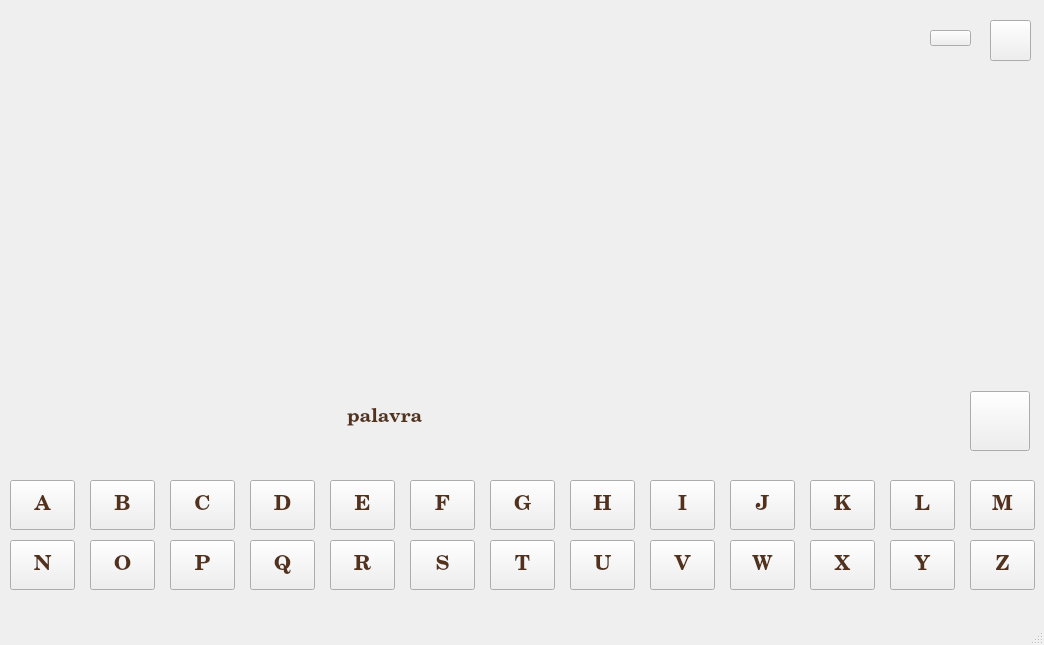
This is design_jogo_da_forca.ui in ericdecastro/Jogo-da-Forca as Qt 5 draws it before an edit. The edited form follows.
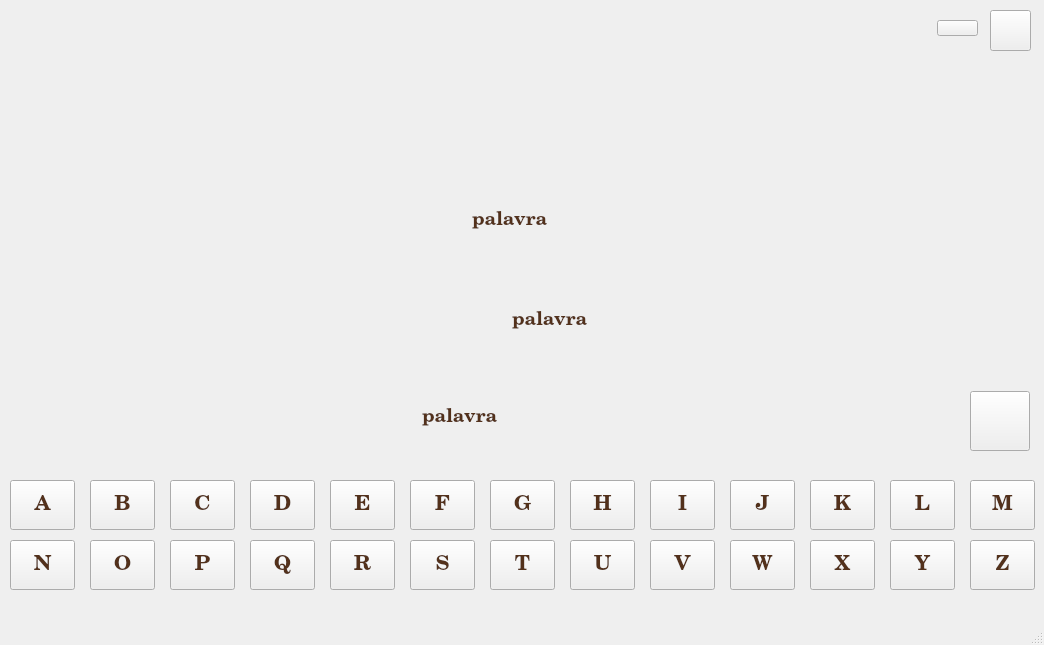
This is the edited form. Icons and pictures are not drawn.

Commit message: adicionada logica com tres palavras no sorteio ou uma palavra digitada pelo usuario

```diff
--- a/design_jogo_da_forca.ui
+++ b/design_jogo_da_forca.ui
@@ -801,9 +801,9 @@
    <widget class="QLabel" name="labPalavra">
     <property name="geometry">
      <rect>
-      <x>305</x>
+      <x>390</x>
       <y>387</y>
-      <width>651</width>
+      <width>550</width>
       <height>61</height>
      </rect>
     </property>
@@ -830,7 +830,7 @@
      <number>0</number>
     </property>
     <property name="indent">
-     <number>42</number>
+     <number>32</number>
     </property>
    </widget>
    <widget class="QPushButton" name="btnFecha">
@@ -840,7 +840,7 @@
     <property name="geometry">
      <rect>
       <x>990</x>
-      <y>20</y>
+      <y>10</y>
       <width>41</width>
       <height>41</height>
      </rect>
@@ -859,8 +859,8 @@
    <widget class="QPushButton" name="btnMini">
     <property name="geometry">
      <rect>
-      <x>930</x>
-      <y>30</y>
+      <x>937</x>
+      <y>20</y>
       <width>41</width>
       <height>16</height>
      </rect>
@@ -923,9 +923,9 @@
     <property name="geometry">
      <rect>
       <x>10</x>
-      <y>10</y>
+      <y>7</y>
       <width>130</width>
-      <height>75</height>
+      <height>61</height>
      </rect>
     </property>
     <property name="font">
@@ -992,6 +992,110 @@
      <string/>
     </property>
    </widget>
+   <widget class="QLabel" name="labPalavra2">
+    <property name="geometry">
+     <rect>
+      <x>480</x>
+      <y>290</y>
+      <width>550</width>
+      <height>61</height>
+     </rect>
+    </property>
+    <property name="font">
+     <font>
+      <family>Century Schoolbook L</family>
+      <pointsize>14</pointsize>
+      <weight>75</weight>
+      <italic>false</italic>
+      <bold>true</bold>
+     </font>
+    </property>
+    <property name="styleSheet">
+     <string notr="true">border-image: url(&quot;/home/ericdecastro/PycharmProjects/Python_udemy/Jogo_da_forca1/fundotexto.png&quot;);
+color: rgba(80,45,22,250);</string>
+    </property>
+    <property name="lineWidth">
+     <number>1</number>
+    </property>
+    <property name="text">
+     <string>palavra</string>
+    </property>
+    <property name="margin">
+     <number>0</number>
+    </property>
+    <property name="indent">
+     <number>32</number>
+    </property>
+   </widget>
+   <widget class="QLabel" name="labPalavra3">
+    <property name="geometry">
+     <rect>
+      <x>440</x>
+      <y>190</y>
+      <width>550</width>
+      <height>61</height>
+     </rect>
+    </property>
+    <property name="font">
+     <font>
+      <family>Century Schoolbook L</family>
+      <pointsize>14</pointsize>
+      <weight>75</weight>
+      <italic>false</italic>
+      <bold>true</bold>
+     </font>
+    </property>
+    <property name="styleSheet">
+     <string notr="true">border-image: url(&quot;/home/ericdecastro/PycharmProjects/Python_udemy/Jogo_da_forca1/fundotexto.png&quot;);
+color: rgba(80,45,22,250);</string>
+    </property>
+    <property name="lineWidth">
+     <number>1</number>
+    </property>
+    <property name="text">
+     <string>palavra</string>
+    </property>
+    <property name="margin">
+     <number>0</number>
+    </property>
+    <property name="indent">
+     <number>32</number>
+    </property>
+   </widget>
+   <widget class="QLabel" name="labCategoria">
+    <property name="geometry">
+     <rect>
+      <x>420</x>
+      <y>16</y>
+      <width>221</width>
+      <height>51</height>
+     </rect>
+    </property>
+    <property name="font">
+     <font>
+      <family>Century Schoolbook L</family>
+      <pointsize>16</pointsize>
+      <weight>75</weight>
+      <bold>true</bold>
+     </font>
+    </property>
+    <property name="styleSheet">
+     <string notr="true">border-image:url(&quot;/home/ericdecastro/PycharmProjects/Python_udemy/Jogo_da_forca1/caixatexto.png&quot;);
+color: rgba(80,45,22,250);</string>
+    </property>
+    <property name="text">
+     <string/>
+    </property>
+    <property name="alignment">
+     <set>Qt::AlignCenter</set>
+    </property>
+    <property name="margin">
+     <number>21</number>
+    </property>
+    <property name="indent">
+     <number>17</number>
+    </property>
+   </widget>
    <zorder>lblFundo</zorder>
    <zorder>widgetFundo</zorder>
    <zorder>btnA</zorder>
```
Left out of the diff: 3 changed lines with no effect on the pictures. The commit also changes 6 other files.
